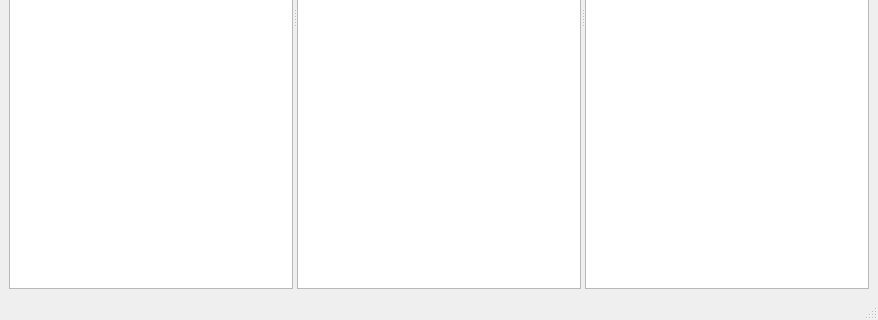
The window that app/mainwindow.ui (olegantonyan/mpz) describes before a commit, drawn with Qt 5; both pictures show x 0 to 878 and y 292 to 612 of the 878 by 612 pixel window.
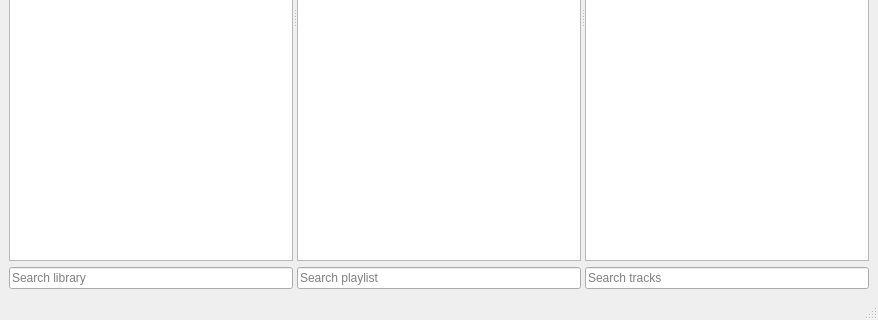
The same window after the commit. Icons and pictures are not drawn.

Commit message: stubs for search (#7)

```diff
--- a/app/mainwindow.ui
+++ b/app/mainwindow.ui
@@ -14,7 +14,7 @@
    <string>MainWindow</string>
   </property>
   <widget class="QWidget" name="centralwidget">
-   <layout class="QVBoxLayout" name="verticalLayout">
+   <layout class="QVBoxLayout" name="verticalLayout_4">
     <item>
      <layout class="QHBoxLayout" name="horizontalLayout">
       <item>
@@ -128,8 +128,37 @@
       <property name="orientation">
        <enum>Qt::Horizontal</enum>
       </property>
+      <widget class="QWidget" name="">
+       <layout class="QVBoxLayout" name="verticalLayout">
+        <item>
       <widget class="QTreeView" name="treeView"/>
+        </item>
+        <item>
+         <widget class="QLineEdit" name="treeViewSearch">
+          <property name="placeholderText">
+           <string>Search library</string>
+          </property>
+         </widget>
+        </item>
+       </layout>
+      </widget>
+      <widget class="QWidget" name="">
+       <layout class="QVBoxLayout" name="verticalLayout_2">
+        <item>
       <widget class="QListView" name="listView"/>
+        </item>
+        <item>
+         <widget class="QLineEdit" name="listViewSearch">
+          <property name="placeholderText">
+           <string>Search playlist</string>
+          </property>
+         </widget>
+        </item>
+       </layout>
+      </widget>
+      <widget class="QWidget" name="">
+       <layout class="QVBoxLayout" name="verticalLayout_3">
+        <item>
       <widget class="QTableView" name="tableView">
        <property name="mouseTracking">
         <bool>false</bool>
@@ -140,6 +169,16 @@
        <property name="styleSheet">
         <string notr="true"/>
        </property>
+         </widget>
+        </item>
+        <item>
+         <widget class="QLineEdit" name="tableViewSearch">
+          <property name="placeholderText">
+           <string>Search tracks</string>
+          </property>
+         </widget>
+        </item>
+       </layout>
       </widget>
      </widget>
     </item>
```
Lines whose indentation alone changed are shown as unchanged. The commit also changes 7 other files.
